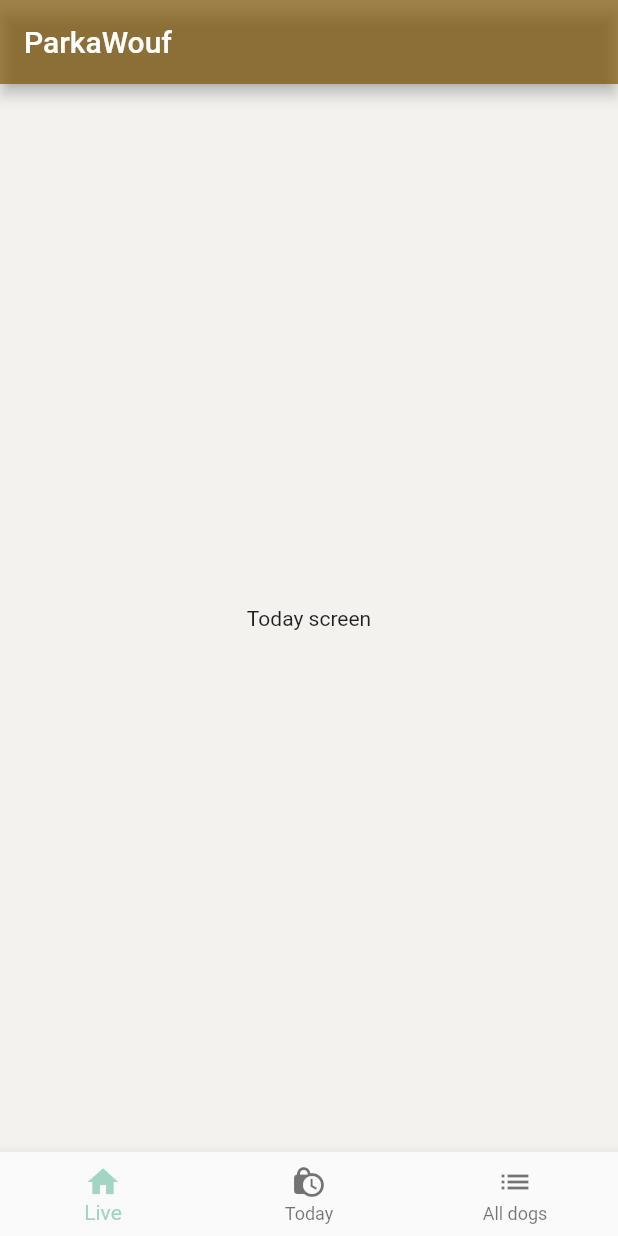
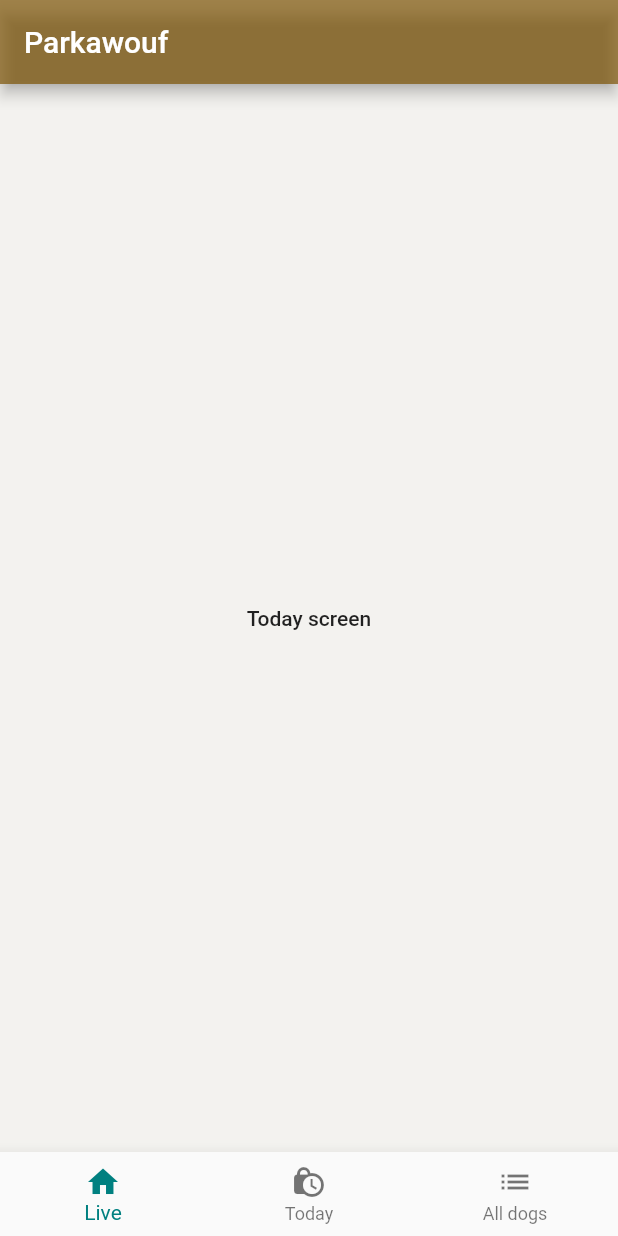
Before and after one commit to DIDIERRobin/parkawouf, a Flutter app: the screen it shows after launch, on a phone screen of 412 x 824 dp. Run offline on Flutter 3.47's test engine with Material 2 defaults, Android fonts, the phone set to English and light mode, and no system bars.

```diff
--- a/app/lib/main-theme.dart
+++ b/app/lib/main-theme.dart
@@ -4,23 +4,19 @@ const beige = Color.fromRGBO(243, 242, 239, 1);
 const softGreen = Color.fromRGBO(162, 213, 198, 1);
 const darkGreen = Color.fromRGBO(0, 128, 128, 1);
 const brown = Color.fromARGB(175, 124, 82, 1);
-const darkGray = Color.fromARGB(74, 74, 74, 1);
 
-ThemeData ParkaWoufTheme() {
+
+ThemeData ParkawoufTheme() {
   return ThemeData(
     focusColor: softGreen,
     highlightColor: softGreen,
     primaryColor: softGreen,
     scaffoldBackgroundColor: beige,
     appBarTheme: AppBarTheme(
-      color: brown,
-    ),
-    textTheme: TextTheme(
-      bodyLarge: TextStyle(color: darkGray, fontFamily: 'Nunito'),
-      bodySmall: TextStyle(color: darkGray, fontFamily: 'Nunito'),
+      color: brown
     ),
     bottomNavigationBarTheme: BottomNavigationBarThemeData(
-      selectedItemColor: softGreen,
+      selectedItemColor: darkGreen,
     ),
   );
 }
--- a/app/lib/main.dart
+++ b/app/lib/main.dart
@@ -6,15 +6,15 @@ import 'package:app/screens/live.screen.dart';
 import 'package:app/screens/all-dogs.screen.dart';
 
 void main() {
-  runApp(ParkaWouf());
+  runApp(Parkawouf());
 }
 
-class ParkaWouf extends StatefulWidget {
+class Parkawouf extends StatefulWidget {
   @override
-  _ParkaWoufState createState() => _ParkaWoufState();
+  _ParkawoufState createState() => _ParkawoufState();
 }
 
-class _ParkaWoufState extends State<ParkaWouf> {
+class _ParkawoufState extends State<Parkawouf> {
   int _selectedIndex = 0;
 
   final List<Widget> _screens = [
@@ -27,10 +27,10 @@ class _ParkaWoufState extends State<ParkaWouf> {
   Widget build(BuildContext context) {
     return MaterialApp(
       title: 'Parkawouf',
-      theme: ParkaWoufTheme(),
+      theme: ParkawoufTheme(),
       home: Scaffold(
         appBar: AppBar(
-          title: Text('ParkaWouf'),
+          title: Text('Parkawouf'),
         ),
         body: _screens[_selectedIndex],
         bottomNavigationBar: NavBar(
--- a/app/lib/screens/live.screen.dart
+++ b/app/lib/screens/live.screen.dart
@@ -5,7 +5,7 @@ class LiveScreen extends StatelessWidget {
   Widget build(BuildContext context) {
     return Scaffold(
       body: Center(
-          child: Text('Today screen')
+          child: Text('Today screen', style: Theme.of(context).textTheme.bodyLarge)
       ),
     );
   }
```
Also changed, not shown: 1 other file.
